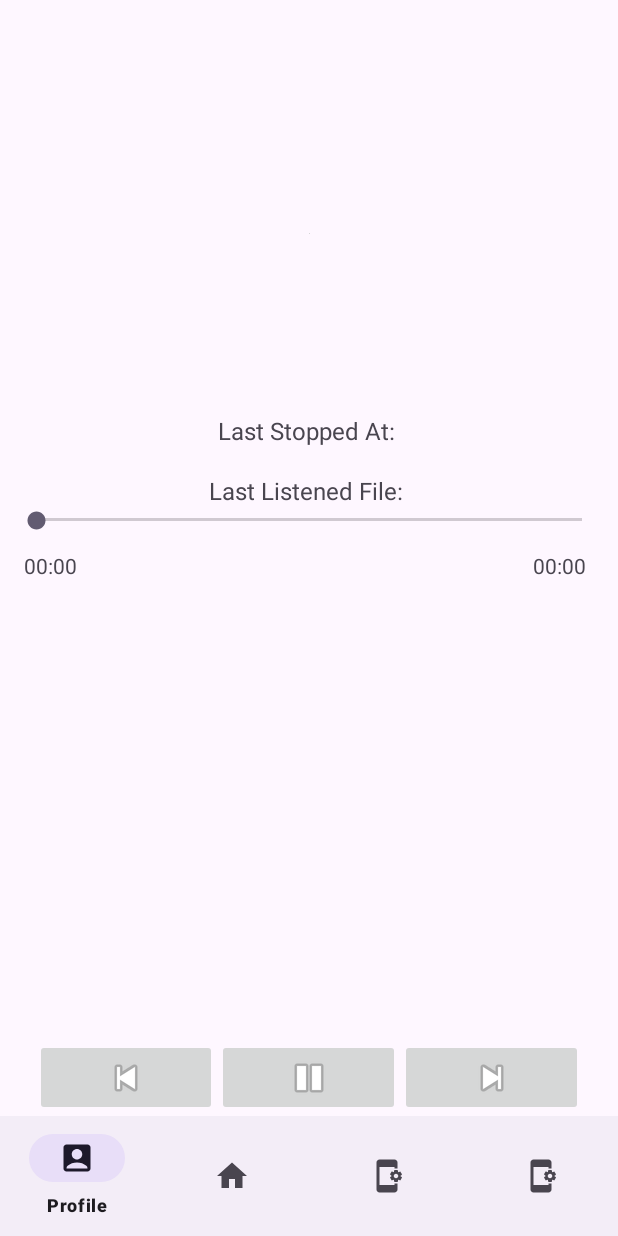
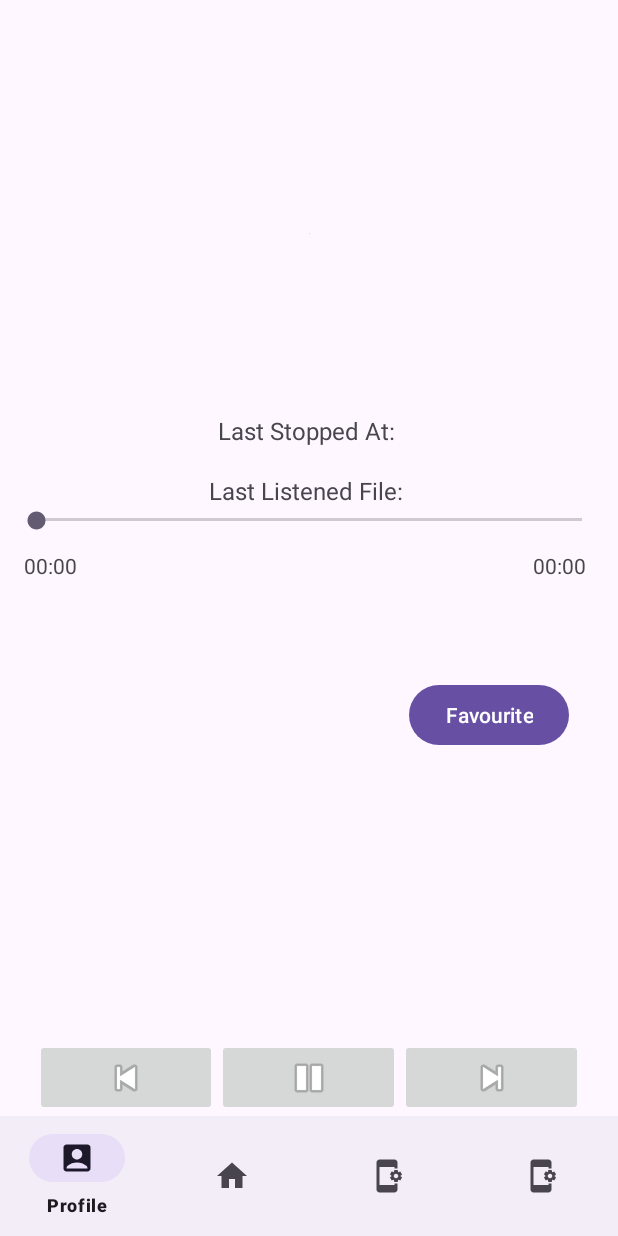
Before and after one commit to tadasgataveckas/android-game, an Android app: the layout fragment_audioplayer.xml on its own in the app's theme, with its tools: preview values and no code run, on a phone screen of 412 x 824 dp. Run offline under Robolectric (Android 15) with nearby library versions, the phone set to English and light mode, and no system bars.

Commit message:
Pridetas favourite funkcionalumas

```diff
--- a/app/src/main/AndroidManifest.xml
+++ b/app/src/main/AndroidManifest.xml
@@ -17,7 +17,7 @@
             android:exported="true" > <!-- Make sure exported is set to true -->
         </activity>
         <activity
-            android:name=".MainActivity"
+            android:name=".Activity.MainActivity"
             android:exported="true"
             android:label="@string/title_activity_main"
             android:theme="@style/Theme.Audiobookapp">
--- a/app/src/main/java/com/example/audiobook_app/BookViewFragment.java
+++ b/app/src/main/java/com/example/audiobook_app/BookViewFragment.java
@@ -4,21 +4,17 @@ import android.os.Bundle;
 import android.view.LayoutInflater;
 import android.view.View;
 import android.view.ViewGroup;
-import android.widget.ImageView;
-import android.widget.TextView;
 
 import androidx.activity.OnBackPressedCallback;
 import androidx.annotation.NonNull;
 import androidx.fragment.app.Fragment;
-import androidx.navigation.fragment.NavHostFragment;
 import androidx.recyclerview.widget.LinearLayoutManager;
 import androidx.recyclerview.widget.RecyclerView;
 
 import com.bumptech.glide.Glide;
-import com.example.audiobook_app.Adapter.BooksAdapter;
+import com.example.audiobook_app.Activity.MainActivity;
 import com.example.audiobook_app.Adapter.ChapterAdapter;
 import com.example.audiobook_app.Adapter.ClickListener;
-import com.example.audiobook_app.Domain.Book;
 import com.example.audiobook_app.Domain.Chapter;
 import com.example.audiobook_app.databinding.FragmentBookViewBinding;
 
--- a/app/src/main/java/com/example/audiobook_app/HomeFragment.java
+++ b/app/src/main/java/com/example/audiobook_app/HomeFragment.java
@@ -9,15 +9,13 @@ import androidx.recyclerview.widget.RecyclerView;
 import android.view.LayoutInflater;
 import android.view.View;
 import android.view.ViewGroup;
-import android.widget.Toast;
 
-import com.example.audiobook_app.Activity.CarouselActivity;
+import com.example.audiobook_app.Activity.MainActivity;
 import com.example.audiobook_app.Adapter.BooksAdapter;
 import com.example.audiobook_app.Adapter.ClickListener;
 import com.example.audiobook_app.Domain.Book;
 
 import java.util.ArrayList;
-import java.util.Objects;
 
 /**
  * A simple {@link Fragment} subclass.
--- a/app/src/main/res/layout/activity_main.xml
+++ b/app/src/main/res/layout/activity_main.xml
@@ -5,7 +5,7 @@
     android:layout_width="match_parent"
     android:layout_height="match_parent"
     android:fitsSystemWindows="true"
-    tools:context=".MainActivity">
+    tools:context=".Activity.MainActivity">
 
 
     <SearchView
--- a/app/src/main/res/layout/fragment_audioplayer.xml
+++ b/app/src/main/res/layout/fragment_audioplayer.xml
@@ -114,4 +114,15 @@
         app:layout_constraintEnd_toEndOf="parent"
         app:layout_constraintStart_toStartOf="parent" />
 
+    <Button
+        android:id="@+id/buttonFavourite"
+        android:layout_width="wrap_content"
+        android:layout_height="wrap_content"
+        android:layout_marginBottom="192dp"
+        android:text="Favourite"
+        app:layout_constraintBottom_toTopOf="@+id/linearLayout"
+        app:layout_constraintEnd_toEndOf="parent"
+        app:layout_constraintHorizontal_bias="0.894"
+        app:layout_constraintStart_toStartOf="parent" />
+
 </androidx.constraintlayout.widget.ConstraintLayout>
--- a/app/src/main/res/layout/fragment_profile.xml
+++ b/app/src/main/res/layout/fragment_profile.xml
@@ -19,5 +19,10 @@
 
         />
 
+    <ListView
+        android:id="@+id/favouriteBooks"
+        android:layout_width="match_parent"
+        android:layout_height="match_parent" />
+
 
 </FrameLayout>
```
Also changed, not shown: app/src/main/java/com/example/audiobook_app/Activity/MainActivity.java (renamed from app/src/main/java/com/example/audiobook_app/MainActivity.java, +14 -2 lines), app/src/main/java/com/example/audiobook_app/AudioplayerFragment.java (+65 -3 lines), app/src/main/java/com/example/audiobook_app/ProfileFragment.java (+25 -1 lines).
